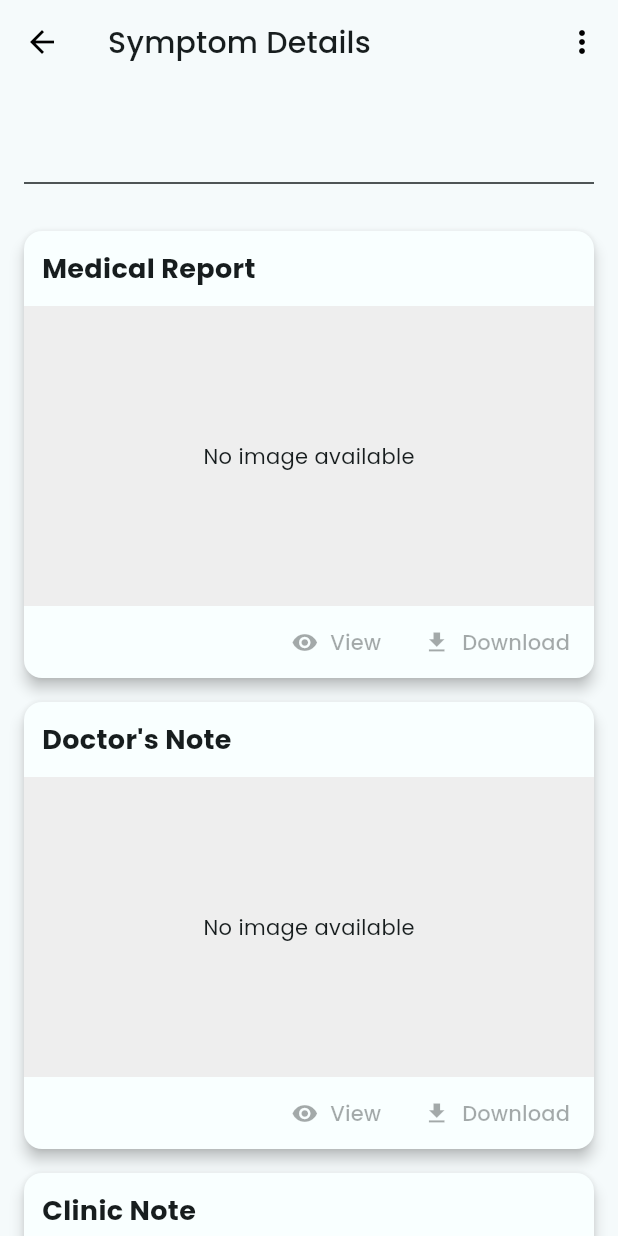
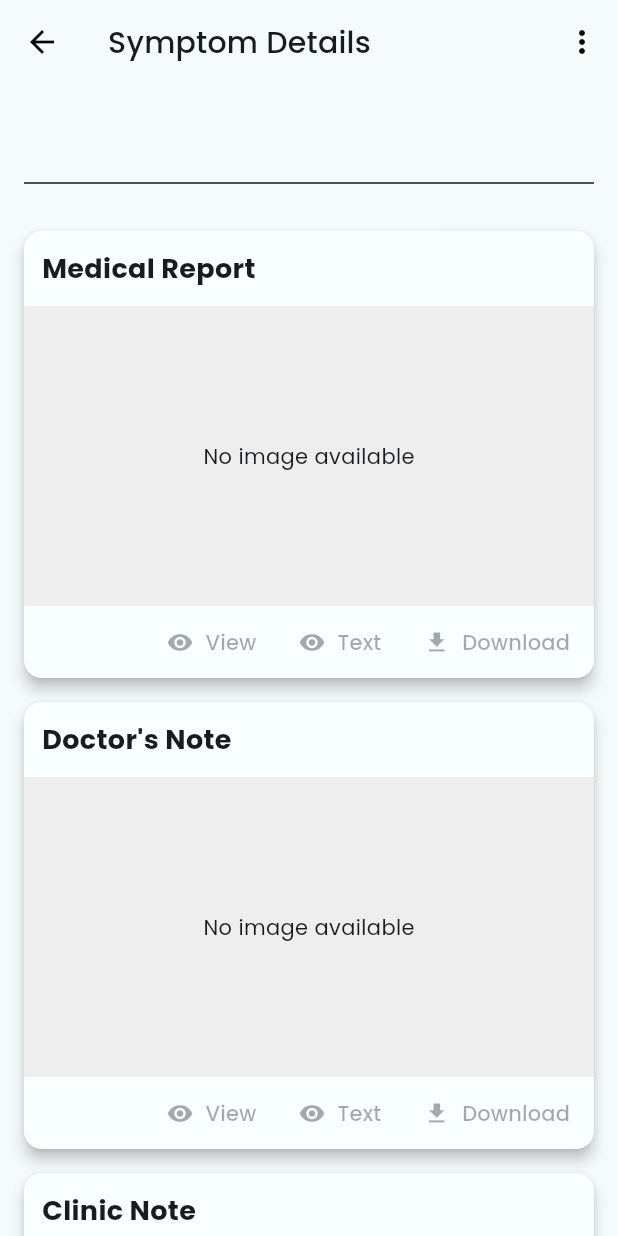
Before and after one commit to andriimobdev25/healthcare-app, a Flutter app: the SingleSymptonPage screen opened directly with empty values, on a phone screen of 412 x 824 dp. Run offline on Flutter 3.47's test engine with Material 3 defaults, Android fonts, the phone set to English and light mode, and no system bars; our stand-ins replace animate_do, cloud_firestore, firebase_auth, firebase_core, firebase_messaging, firebase_storage and 8 more; missing offline and left inert: google_mlkit_text_recognition; accounts and stored records are empty; network calls fail.

Commit message:
Add process text viewing option to SingleSymptonPage for enhanced medical report access

```diff
--- a/lib/pages/healthcategory/single_sympton_page.dart
+++ b/lib/pages/healthcategory/single_sympton_page.dart
@@ -98,12 +98,18 @@ class _SingleSymptonPageState extends State<SingleSymptonPage> {
           OverflowBar(
             alignment: MainAxisAlignment.end,
             children: [
-
               TextButton.icon(
                 icon: const Icon(Icons.remove_red_eye),
                 label: const Text('View'),
                 onPressed: imageUrl.isNotEmpty
                     ? () => _viewImage(context, title, imageUrl)
+                    : null,
+              ),
+              TextButton.icon(
+                icon: const Icon(Icons.remove_red_eye),
+                label: const Text('Text'),
+                onPressed: imageUrl.isNotEmpty
+                    ? () => _viewProcessText(context, title, processText)
                     : null,
               ),
               TextButton.icon(
@@ -143,15 +149,14 @@ class _SingleSymptonPageState extends State<SingleSymptonPage> {
     Navigator.push(
       context,
       MaterialPageRoute(
-        builder:(context) => Scaffold(
-          appBar: AppBar(title: Text(title),
+        builder: (context) => Scaffold(
+          appBar: AppBar(
+            title: Text(title),
           ),
           body: SafeArea(
             child: SingleChildScrollView(
               child: Column(
-                children: [
-                  Text(processText)
-                ],
+                children: [Text(processText)],
               ),
             ),
           ),
@@ -307,8 +312,7 @@ class _SingleSymptonPageState extends State<SingleSymptonPage> {
                 imageUrl: widget.sympton.medicalReportImage ?? '',
                 downloadName: 'medical_report_${widget.sympton.name}',
                 type: 'medical',
-              processText: widget.sympton.medicalProccessText ??''
-            ),
+                processText: widget.sympton.medicalProccessText ?? ''),
             _buildImageCard(
               title: 'Doctor\'s Note',
               imageUrl: widget.sympton.doctorNoteImage ?? '',
@@ -328,8 +332,7 @@ class _SingleSymptonPageState extends State<SingleSymptonPage> {
                 imageUrl: widget.sympton.precriptionsImage ?? '',
                 downloadName: 'prescription_${widget.sympton.name}',
                 type: 'prescription',
-              processText: widget.sympton.precriptionsProcessText ?? ''
-            ),
+                processText: widget.sympton.precriptionsProcessText ?? ''),
             const SizedBox(height: 16),
           ],
         ),
```
Lines whose indentation alone changed are shown as unchanged.
